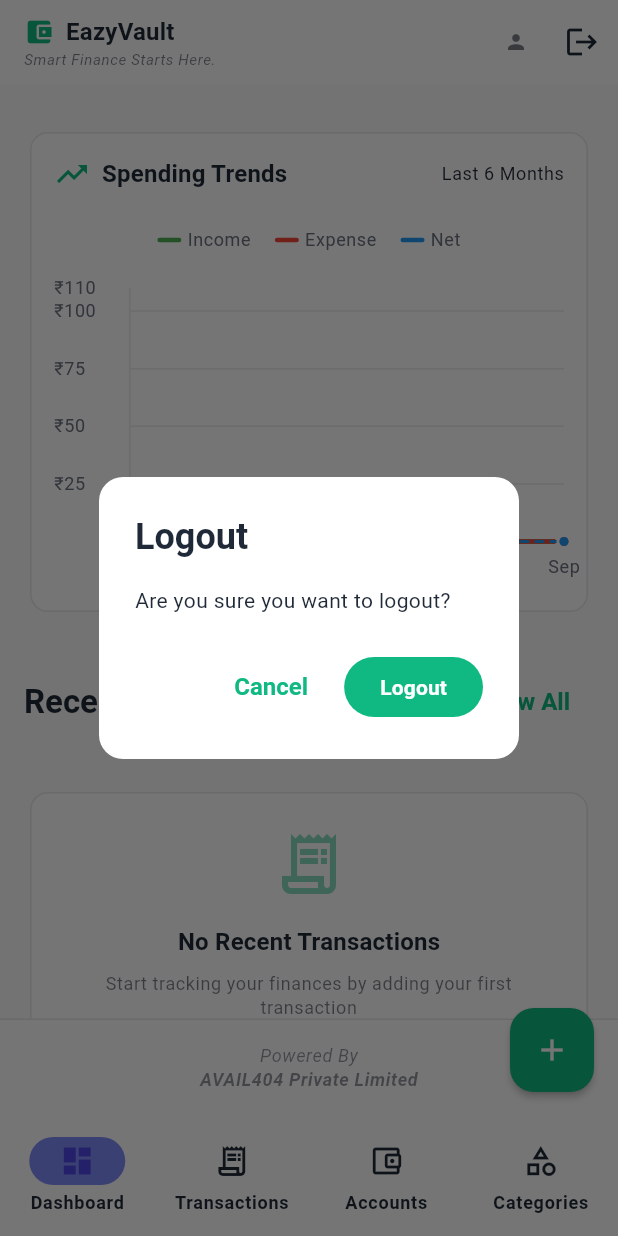
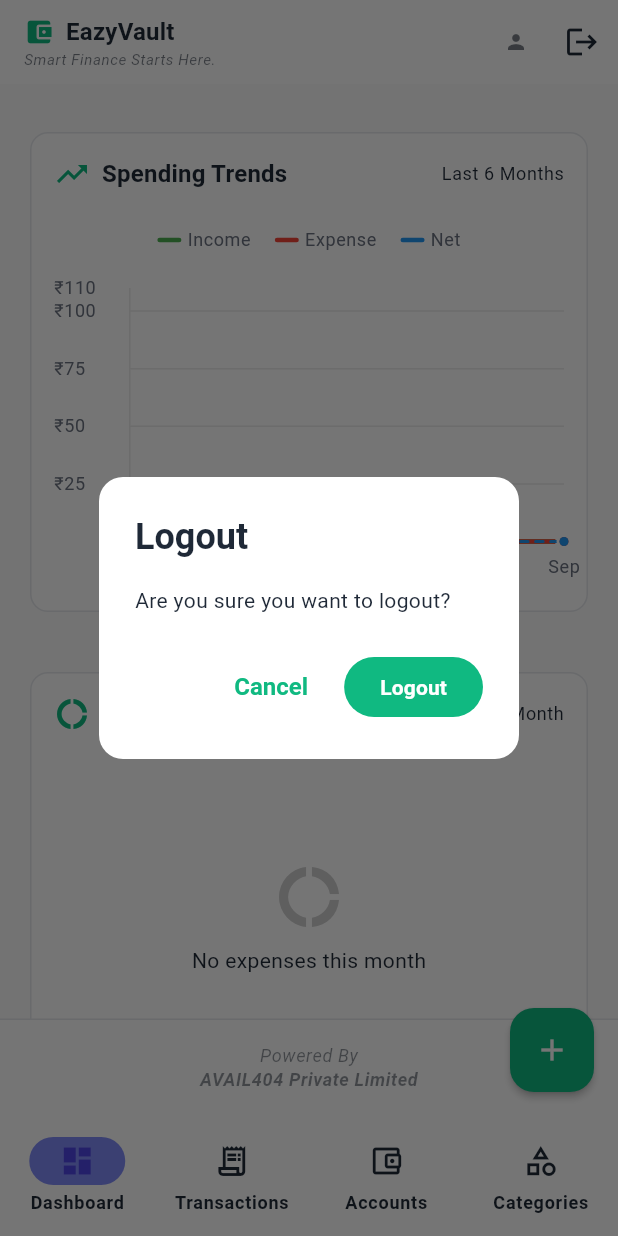
Before and after one commit to kumaranindian/eazy-vault, a Flutter app: the screen it shows once a user with an empty profile is signed in, scrolled down 1728 dp, after a tap on the "logout" icon, on a phone screen of 412 x 824 dp. Run offline on Flutter 3.47's test engine with Material 3 defaults, Android fonts, the phone set to English and light mode, and no system bars; drawn by our look-alikes of fl_chart; our stand-ins replace cloud_firestore, firebase_analytics, firebase_auth, firebase_core, firebase_crashlytics, flutter_riverpod and 6 more; accounts and stored records are empty; generated files the repository leaves out were written again.

Commit message:
feat: implement category-wise expense breakdown on dashboard
Add TransactionsRemoteDataSource.getExpenseTotalsByCategory (mirrors
getTotalsByAccount: isDeleted+type+date query, sums client-side by
categoryId, no new Firestore index needed since it reuses the existing
type+date composite index) and thread it through the repository layer.

Wire it into the previously-stubbed categoryExpenses provider, scoped
to the current month like the sibling dashboard providers.

Add CategoryBreakdownChart: a donut chart + legend using each
category's own stored color, capped at 6 slices with the rest folded
into "Other", with touch-to-highlight interaction. Shown on the
dashboard after the spending trends chart.

```diff
--- a/lib/features/dashboard/presentation/pages/dashboard_page.dart
+++ b/lib/features/dashboard/presentation/pages/dashboard_page.dart
@@ -31,6 +31,7 @@ import '../widgets/account_balances_card.dart';
 import '../widgets/loans_summary_card.dart';
 import '../widgets/upcoming_bills_widget.dart';
 import '../widgets/spending_trends_chart.dart';
+import '../widgets/category_breakdown_chart.dart';
 import '../../data/models/account_financials.dart';
 import '../../../transactions/presentation/widgets/transfer_transaction_form.dart';
 import '../../../transactions/presentation/widgets/loan_transaction_form.dart';
@@ -326,6 +327,9 @@ class DashboardPage extends ConsumerWidget {
                           AppSpacing.gapXL,
                           // Spending Trends Chart
                           const SpendingTrendsChart(),
+                          AppSpacing.gapXL,
+                          // Category Breakdown Chart
+                          const CategoryBreakdownChart(),
                           AppSpacing.gapXL,
                           Row(
                             mainAxisAlignment: MainAxisAlignment.spaceBetween,
--- a/lib/features/dashboard/presentation/providers/dashboard_providers.dart
+++ b/lib/features/dashboard/presentation/providers/dashboard_providers.dart
@@ -56,10 +56,24 @@ Future<MonthlyStats> currentMonthStats(CurrentMonthStatsRef ref) async {
 
 @riverpod
 Future<Map<String, double>> categoryExpenses(CategoryExpensesRef ref) async {
-  // TODO: Implement category-wise expense breakdown when needed
-  await Future.delayed(const Duration(milliseconds: 500));
+  final user = ref.watch(currentUserProvider);
+  if (user == null) {
+    return {};
+  }
 
-  return {};
+  final now = DateTime.now();
+  final startOfMonth = DateTime(now.year, now.month, 1);
+  final endOfMonth = DateTime(now.year, now.month + 1, 0, 23, 59, 59);
+
+  final repository = ref.watch(transactionsRepositoryProvider);
+
+  final result = await repository.getExpenseTotalsByCategory(
+    user.uid,
+    startDate: startOfMonth,
+    endDate: endOfMonth,
+  );
+
+  return result.totals;
 }
 
 @riverpod
--- /dev/null
+++ b/lib/features/dashboard/presentation/widgets/category_breakdown_chart.dart
@@ -0,0 +1,273 @@
+import 'package:fl_chart/fl_chart.dart';
+import 'package:flutter/material.dart';
+import 'package:flutter_riverpod/flutter_riverpod.dart';
+
+import '../../../../core/extensions/context_extensions.dart';
+import '../../../../core/utils/currency_utils.dart';
+import '../../../categories/data/models/category_model.dart';
+import '../../../categories/presentation/providers/categories_notifier.dart';
+import '../providers/dashboard_providers.dart';
+
+/// A single slice of the breakdown: either a real category or the "Other"
+/// bucket collecting categories past [_maxSlices].
+class _Slice {
+  const _Slice({
+    required this.label,
+    required this.icon,
+    required this.color,
+    required this.amount,
+  });
+
+  final String label;
+  final String icon;
+  final Color color;
+  final double amount;
+}
+
+const int _maxSlices = 6;
+
+class CategoryBreakdownChart extends ConsumerStatefulWidget {
+  const CategoryBreakdownChart({super.key});
+
+  @override
+  ConsumerState<CategoryBreakdownChart> createState() => _CategoryBreakdownChartState();
+}
+
+class _CategoryBreakdownChartState extends ConsumerState<CategoryBreakdownChart> {
+  int? _touchedIndex;
+
+  @override
+  Widget build(BuildContext context) {
+    final categoryExpensesAsync = ref.watch(categoryExpensesProvider);
+    final categoriesState = ref.watch(categoriesNotifierProvider);
+
+    final categoriesById = categoriesState.maybeWhen<Map<String, CategoryModel>>(
+      loaded: (categories) => {for (final category in categories) category.id: category},
+      orElse: () => const {},
+    );
+
+    return Card(
+      child: Padding(
+        padding: const EdgeInsets.all(16),
+        child: Column(
+          crossAxisAlignment: CrossAxisAlignment.start,
+          children: [
+            Row(
+              children: [
+                Icon(Icons.donut_large, color: context.colorScheme.primary),
+                const SizedBox(width: 8),
+                Text(
+                  'Category Breakdown',
+                  style: context.textTheme.titleMedium?.copyWith(
+                    fontWeight: FontWeight.bold,
+                  ),
+                ),
+                const Spacer(),
+                Text(
+                  'This Month',
+                  style: context.textTheme.bodySmall?.copyWith(
+                    color: context.colorScheme.onSurfaceVariant,
+                  ),
+                ),
+              ],
+            ),
+            const SizedBox(height: 24),
+            categoryExpensesAsync.when(
+              data: (expensesByCategory) {
+                final slices = _buildSlices(expensesByCategory, categoriesById);
+                if (slices.isEmpty) {
+                  return const _EmptyState();
+                }
+                return _buildBody(context, slices);
+              },
+              loading: () => const SizedBox(
+                height: 200,
+                child: Center(child: CircularProgressIndicator()),
+              ),
+              error: (error, _) => SizedBox(
+                height: 200,
+                child: Center(
+                  child: Text(
+                    'Failed to load category breakdown',
+                    style: TextStyle(color: context.colorScheme.error),
+                  ),
+                ),
+              ),
+            ),
+          ],
+        ),
+      ),
+    );
+  }
+
+  List<_Slice> _buildSlices(
+    Map<String, double> expensesByCategory,
+    Map<String, CategoryModel> categoriesById,
+  ) {
+    final entries = expensesByCategory.entries.where((e) => e.value > 0).toList()
+      ..sort((a, b) => b.value.compareTo(a.value));
+
+    if (entries.isEmpty) return const [];
+
+    final topEntries = entries.take(_maxSlices);
+    final otherTotal = entries
+        .skip(_maxSlices)
+        .fold<double>(0, (sum, e) => sum + e.value);
+
+    final slices = topEntries.map((entry) {
+      final category = categoriesById[entry.key];
+      return _Slice(
+        label: category?.name ?? 'Other',
+        icon: category?.icon ?? '📦',
+        color: category != null ? Color(category.color) : Colors.grey,
+        amount: entry.value,
+      );
+    }).toList();
+
+    if (otherTotal > 0) {
+      slices.add(_Slice(
+        label: 'Other',
+        icon: '📦',
+        color: Colors.grey,
+        amount: otherTotal,
+      ));
+    }
+
+    return slices;
+  }
+
+  Widget _buildBody(BuildContext context, List<_Slice> slices) {
+    final total = slices.fold<double>(0, (sum, s) => sum + s.amount);
+    final isMobile = MediaQuery.sizeOf(context).width < 600;
+
+    return Column(
+      children: [
+        SizedBox(
+          height: isMobile ? 200 : 240,
+          child: PieChart(
+            PieChartData(
+              sectionsSpace: 2,
+              centerSpaceRadius: isMobile ? 48 : 60,
+              pieTouchData: PieTouchData(
+                touchCallback: (event, response) {
+                  setState(() {
+                    if (!event.isInterestedForInteractions ||
+                        response == null ||
+                        response.touchedSection == null) {
+                      _touchedIndex = null;
+                      return;
+                    }
+                    _touchedIndex = response.touchedSection!.touchedSectionIndex;
+                  });
+                },
+              ),
+              sections: [
+                for (int i = 0; i < slices.length; i++)
+                  _buildSection(slices[i], total, isTouched: i == _touchedIndex),
+              ],
+            ),
+          ),
+        ),
+        const SizedBox(height: 20),
+        _buildLegend(context, slices, total),
+      ],
+    );
+  }
+
+  PieChartSectionData _buildSection(_Slice slice, double total, {required bool isTouched}) {
+    final percent = total > 0 ? (slice.amount / total) * 100 : 0.0;
+    final baseRadius = isTouched ? 66.0 : 56.0;
+
+    return PieChartSectionData(
+      value: slice.amount,
+      color: slice.color,
+      radius: baseRadius,
+      title: percent >= 8 ? '${percent.toStringAsFixed(0)}%' : '',
+      titleStyle: const TextStyle(
+        fontSize: 12,
+        fontWeight: FontWeight.bold,
+        color: Colors.white,
+      ),
+    );
+  }
+
+  Widget _buildLegend(BuildContext context, List<_Slice> slices, double total) {
+    return Column(
+      children: [
+        for (final slice in slices)
+          Padding(
+            padding: const EdgeInsets.symmetric(vertical: 4),
+            child: Row(
+              children: [
+                Container(
+                  width: 12,
+                  height: 12,
+                  decoration: BoxDecoration(
+                    color: slice.color,
+                    borderRadius: BorderRadius.circular(3),
+                  ),
+                ),
+                const SizedBox(width: 8),
+                Text(slice.icon, style: const TextStyle(fontSize: 14)),
+                const SizedBox(width: 6),
+                Expanded(
+                  child: Text(
+                    slice.label,
+                    style: context.textTheme.bodyMedium,
+                    overflow: TextOverflow.ellipsis,
+                  ),
+                ),
+                Text(
+                  CurrencyUtils.format(slice.amount),
+                  style: context.textTheme.bodyMedium?.copyWith(
+                    fontWeight: FontWeight.w600,
+                  ),
+                ),
+                const SizedBox(width: 8),
+                SizedBox(
+                  width: 40,
+                  child: Text(
+                    total > 0 ? '${((slice.amount / total) * 100).toStringAsFixed(0)}%' : '0%',
+                    textAlign: TextAlign.end,
+                    style: context.textTheme.bodySmall?.copyWith(
+                      color: context.colorScheme.onSurfaceVariant,
+                    ),
+                  ),
+                ),
+              ],
+            ),
+          ),
+      ],
+    );
+  }
+}
+
+class _EmptyState extends StatelessWidget {
+  const _EmptyState();
+
+  @override
+  Widget build(BuildContext context) {
+    return SizedBox(
+      height: 200,
+      child: Center(
+        child: Column(
+          mainAxisAlignment: MainAxisAlignment.center,
+          children: [
+            Icon(
+              Icons.donut_large,
+              size: 48,
+              color: Colors.grey.withOpacity(0.5),
+            ),
+            const SizedBox(height: 8),
+            Text(
+              'No expenses this month',
+              style: context.textTheme.bodyMedium?.copyWith(
+                color: context.colorScheme.onSurfaceVariant,
+              ),
+            ),
+          ],
+        ),
+      ),
+    );
+  }
+}
--- a/lib/features/transactions/data/datasources/transactions_remote_datasource.dart
+++ b/lib/features/transactions/data/datasources/transactions_remote_datasource.dart
@@ -35,6 +35,15 @@ abstract class TransactionsRemoteDataSource {
   });
 
   Future<Map<String, ({double income, double expense})>> getTotalsByAccount(
+    String userId, {
+    DateTime? startDate,
+    DateTime? endDate,
+  });
+
+  /// Expense totals per category id for transactions dated in
+  /// [startDate]..[endDate]. Income and transfer/loan transactions (which use
+  /// the sentinel `'transfer'`/`'loan'` category ids) are excluded.
+  Future<Map<String, double>> getExpenseTotalsByCategory(
     String userId, {
     DateTime? startDate,
     DateTime? endDate,
@@ -266,6 +275,49 @@ class TransactionsRemoteDataSourceImpl implements TransactionsRemoteDataSource {
   }
 
   @override
+  Future<Map<String, double>> getExpenseTotalsByCategory(
+    String userId, {
+    DateTime? startDate,
+    DateTime? endDate,
+  }) async {
+    try {
+      LoggerService.info('Calculating expense totals by category');
+
+      Query<Map<String, dynamic>> query = _transactionsCollection(userId)
+          .where(AppConstants.isDeletedField, isEqualTo: false)
+          .where('type', isEqualTo: TransactionType.expense.name);
+
+      if (startDate != null) {
+        query = query.where('date', isGreaterThanOrEqualTo: Timestamp.fromDate(startDate));
+      }
+
+      if (endDate != null) {
+        query = query.where('date', isLessThanOrEqualTo: Timestamp.fromDate(endDate));
+      }
+
+      final querySnapshot = await query.get();
+
+      final categoryTotals = <String, double>{};
+
+      for (final doc in querySnapshot.docs) {
+        final data = doc.data();
+        final categoryId = data['categoryId'] as String?;
+        final amount = (data['amount'] as num?)?.toDouble() ?? 0;
+
+        if (categoryId != null) {
+          categoryTotals[categoryId] = (categoryTotals[categoryId] ?? 0) + amount;
+        }
+      }
+
+      LoggerService.info('Calculated expense totals for ${categoryTotals.length} categories');
+      return categoryTotals;
+    } catch (e, stackTrace) {
+      LoggerService.error('Get expense totals by category error', error: e, stackTrace: stackTrace);
+      throw ServerException('Failed to calculate expense totals by category: ${e.toString()}');
+    }
+  }
+
+  @override
   Future<Map<DateTime, ({double income, double expense})>> getMonthlyTotals(
     String userId, {
     required DateTime startDate,
--- a/lib/features/transactions/data/repositories/transactions_repository_impl.dart
+++ b/lib/features/transactions/data/repositories/transactions_repository_impl.dart
@@ -208,6 +208,28 @@ class TransactionsRepositoryImpl implements TransactionsRepository {
   }
 
   @override
+  Future<({Map<String, double> totals, Failure? failure})> getExpenseTotalsByCategory(
+    String userId, {
+    DateTime? startDate,
+    DateTime? endDate,
+  }) async {
+    try {
+      final totals = await _remoteDataSource.getExpenseTotalsByCategory(
+        userId,
+        startDate: startDate,
+        endDate: endDate,
+      );
+      return (totals: totals, failure: null);
+    } on ServerException catch (e) {
+      LoggerService.error('Server error', error: e);
+      return (totals: <String, double>{}, failure: Failure.serverError(e.message));
+    } catch (e, stackTrace) {
+      LoggerService.error('Unknown error', error: e, stackTrace: stackTrace);
+      return (totals: <String, double>{}, failure: Failure.unknownError(e.toString()));
+    }
+  }
+
+  @override
   Future<({Map<DateTime, ({double income, double expense})> totals, Failure? failure})> getMonthlyTotals(
     String userId, {
     required DateTime startDate,
--- a/lib/features/transactions/domain/repositories/transactions_repository.dart
+++ b/lib/features/transactions/domain/repositories/transactions_repository.dart
@@ -58,6 +58,12 @@ abstract class TransactionsRepository {
     DateTime? endDate,
   });
 
+  Future<({Map<String, double> totals, Failure? failure})> getExpenseTotalsByCategory(
+    String userId, {
+    DateTime? startDate,
+    DateTime? endDate,
+  });
+
   Future<({Map<DateTime, ({double income, double expense})> totals, Failure? failure})> getMonthlyTotals(
     String userId, {
     required DateTime startDate,
```
